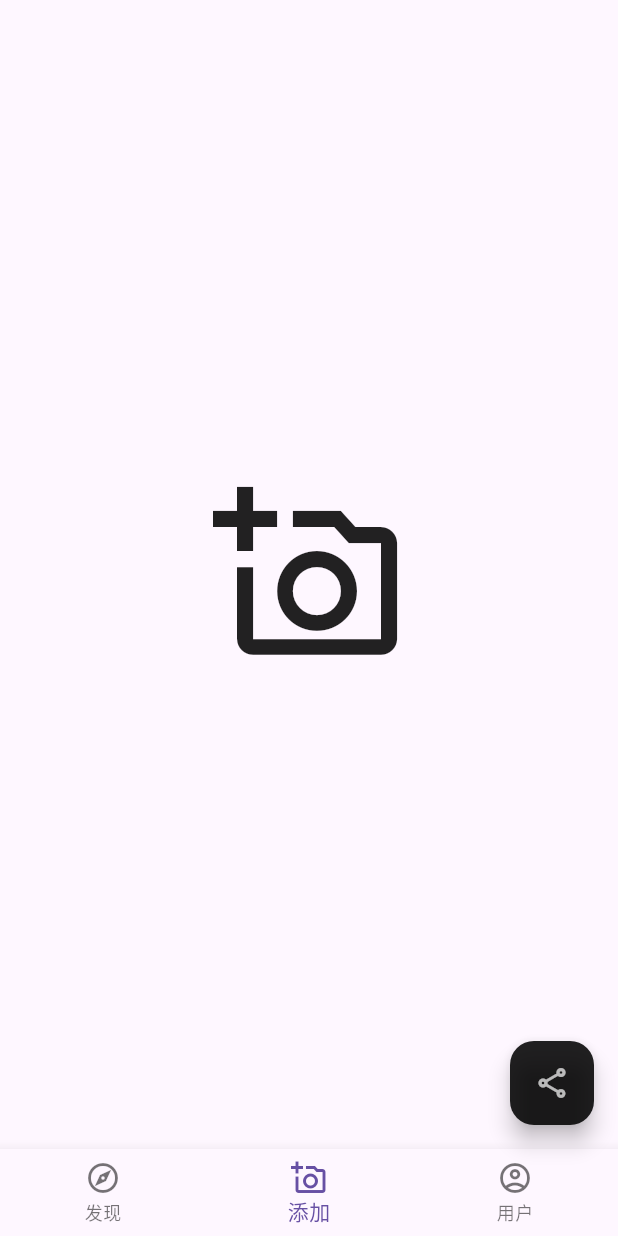
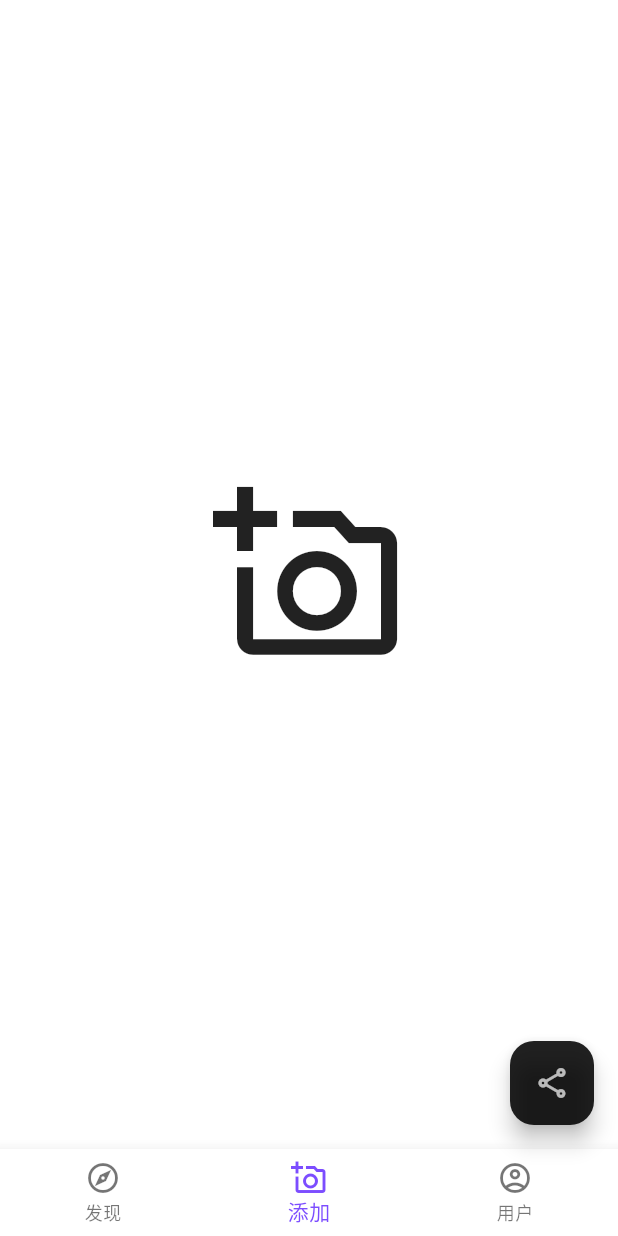
Before and after one commit to zhangludi/learn_flutter, a Flutter app: the screen it shows after launch, item 2 of the bottom bar chosen, on a phone screen of 412 x 824 dp. Run offline on Flutter 3.47's test engine with Material 3 defaults, Android fonts, the phone set to English and light mode, and no system bars.

Commit message:
添加主题

```diff
--- a/basic_part/lib/app/app.dart
+++ b/basic_part/lib/app/app.dart
@@ -1,4 +1,6 @@
 import 'package:flutter/material.dart';
+import 'package:basic_part/app/themes/app_theme.dart';
+
 class App extends StatefulWidget {
   @override
   _AppState createState() => _AppState();
@@ -100,6 +102,8 @@ class _AppState extends State<App> {
           ),
         ),
       ),
+      theme: AppTheme.light,
+      darkTheme: AppTheme.dark,
     );
   }
 }
--- /dev/null
+++ b/basic_part/lib/app/themes/app_theme.dart
@@ -0,0 +1,19 @@
+import 'package:flutter/material.dart';
+
+class AppTheme {
+  static ThemeData light = ThemeData(
+    primaryColor: Colors.deepPurpleAccent,
+    colorScheme: ColorScheme.light(
+      primary: Colors.deepPurpleAccent,
+      secondary: Colors.amber
+    )
+  );
+
+  static ThemeData dark = ThemeData(
+    primaryColor: Colors.cyan,
+    colorScheme: ColorScheme.dark(
+      primary: Colors.cyan,
+      secondary: Colors.amber
+    )
+  );
+}
```
